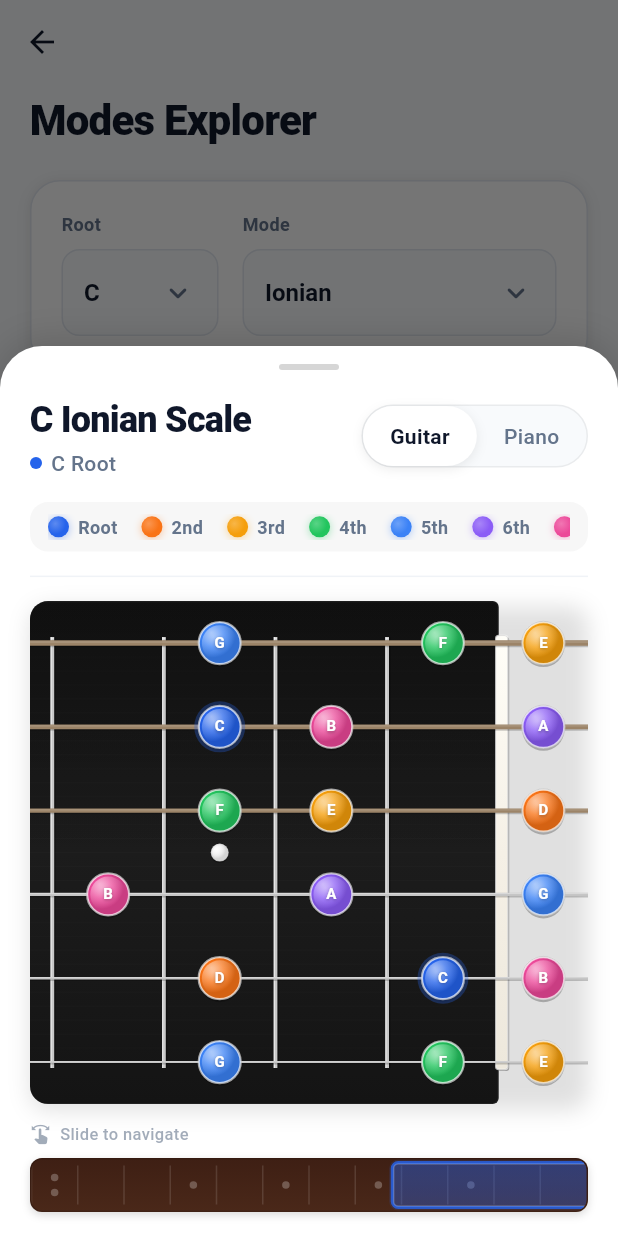
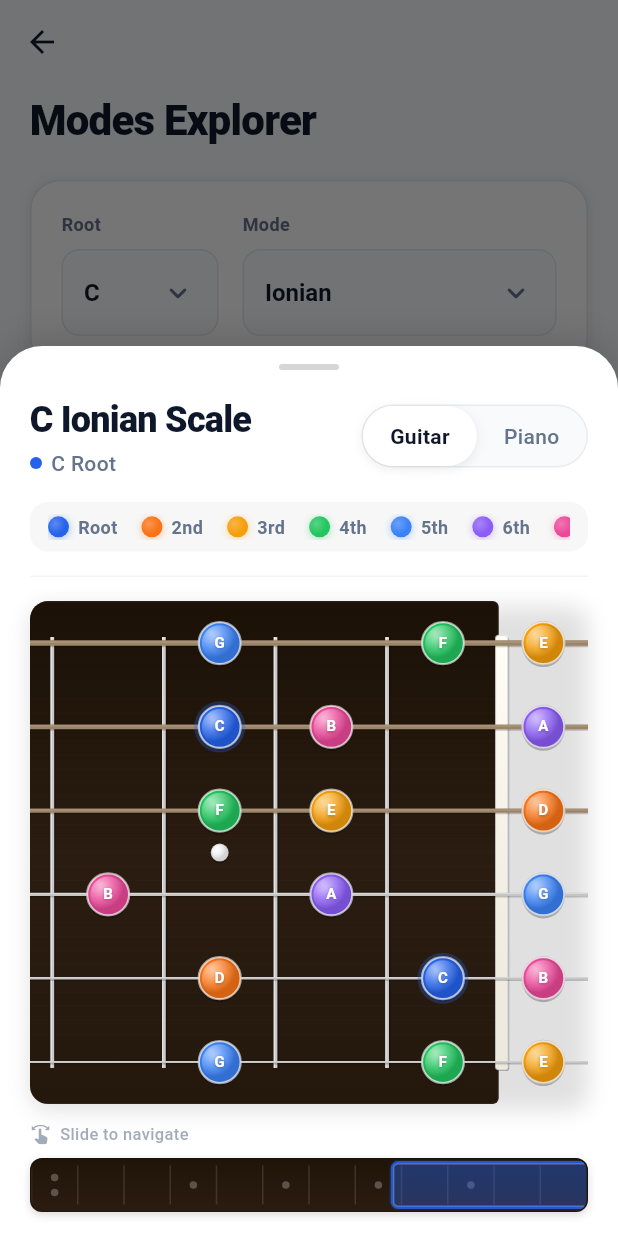
Before and after one commit to nunpdsantos/music_atlas, a Flutter app: the ModesScreen screen opened directly, after a tap on an icon or button, on a phone screen of 412 x 824 dp. Run offline on Flutter 3.47's test engine with Material 3 defaults, Android fonts, the phone set to English and light mode, and no system bars; our stand-ins replace flutter_riverpod, google_fonts.

Commit message:
Update fretboard to very dark brown ebony
Changed both main fretboard and scroll overview to matching very dark
brown tones instead of near-black, for a warmer ebony wood appearance.

```diff
--- a/lib/ui/components/fretboard_overview.dart
+++ b/lib/ui/components/fretboard_overview.dart
@@ -48,8 +48,8 @@ class FretboardOverview extends StatelessWidget {
                   borderRadius: BorderRadius.circular(8),
                   gradient: LinearGradient(
                     colors: isDark
-                        ? [const Color(0xFF2D1810), const Color(0xFF3D2218)]
-                        : [const Color(0xFF3E1F14), const Color(0xFF4A2819)],
+                        ? [const Color(0xFF1A1008), const Color(0xFF251810)]
+                        : [const Color(0xFF201408), const Color(0xFF2A1C10)],
                     begin: Alignment.topCenter,
                     end: Alignment.bottomCenter,
                   ),
--- a/lib/ui/components/guitar_fretboard.dart
+++ b/lib/ui/components/guitar_fretboard.dart
@@ -136,12 +136,12 @@ class GuitarFretboardPainter extends CustomPainter {
   void _drawFretboardBackground(Canvas canvas, Size size, double boardStart, double boardEnd, double h, double paddingY) {
     final Rect boardRect = Rect.fromLTRB(boardStart, 0, boardEnd, h);
 
-    // Rich ebony gradient - deep, almost black with subtle undertones
+    // Rich dark ebony gradient - very dark brown tones
     final Paint woodBasePaint = Paint()
       ..shader = LinearGradient(
         colors: isDark
-          ? [const Color(0xFF0A0A0A), const Color(0xFF151515), const Color(0xFF0D0D0D)]
-          : [const Color(0xFF121212), const Color(0xFF1C1C1C), const Color(0xFF141414)],
+          ? [const Color(0xFF1A1008), const Color(0xFF251810), const Color(0xFF1E140C)]
+          : [const Color(0xFF201408), const Color(0xFF2A1C10), const Color(0xFF24180C)],
         stops: const [0.0, 0.5, 1.0],
         begin: Alignment.topCenter,
         end: Alignment.bottomCenter,
```
